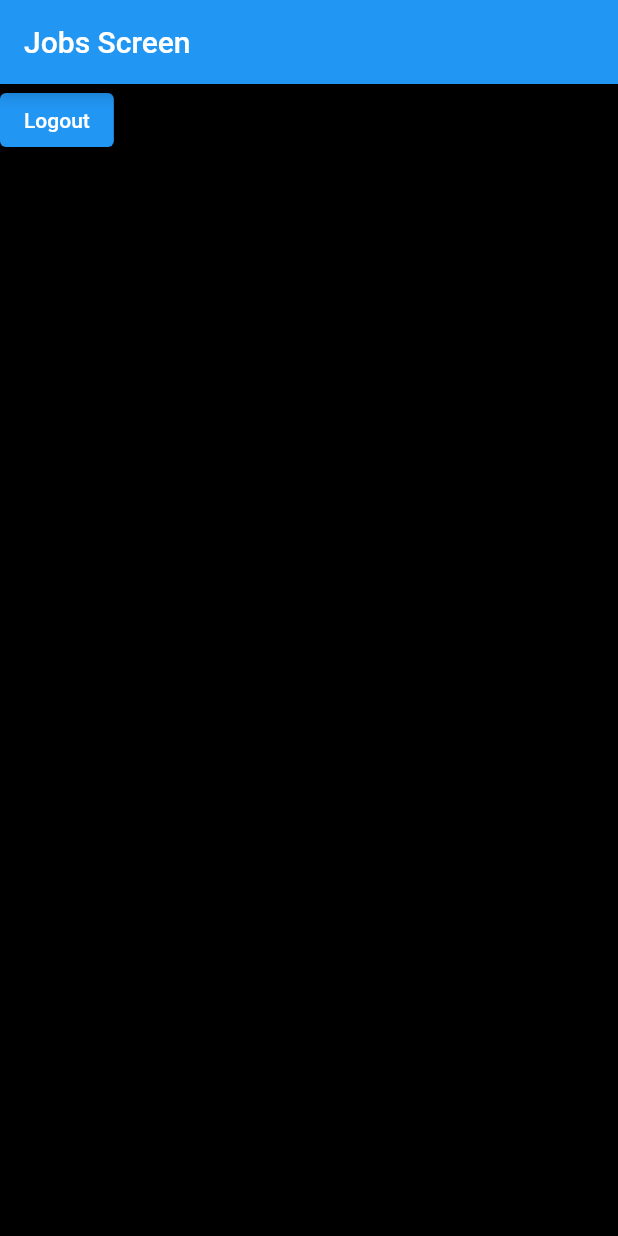
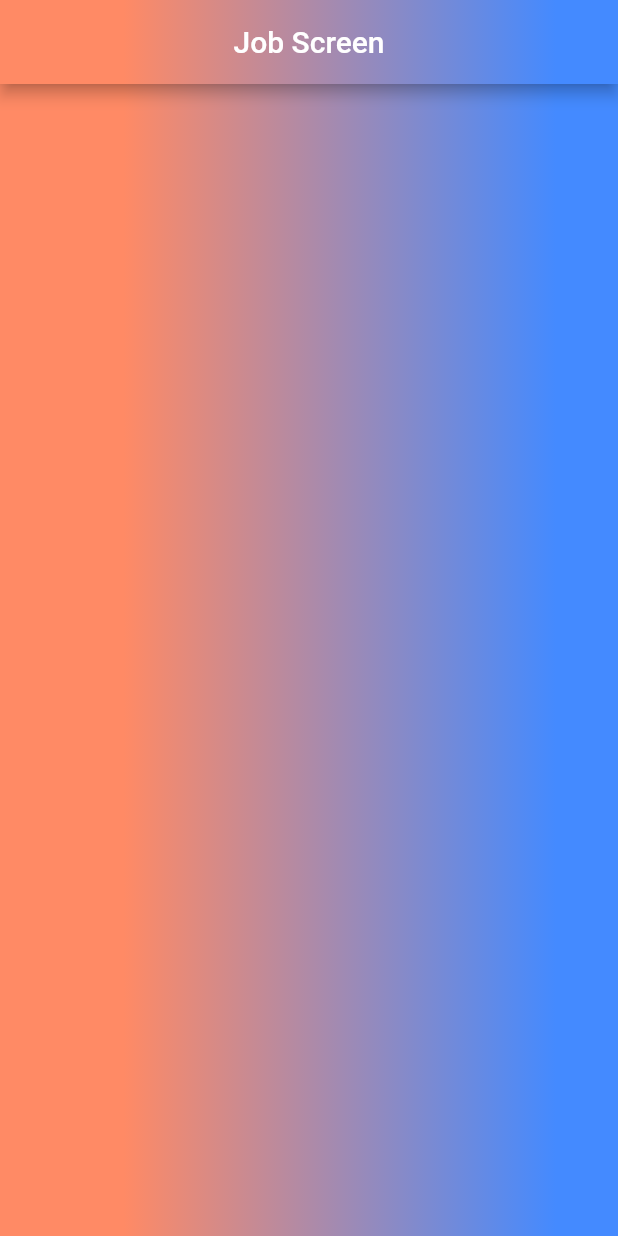
Before and after one commit to manntala/ijob, a Flutter app: the screen it shows once a user with an empty profile is signed in, on a phone screen of 412 x 824 dp. Run offline on Flutter 3.47's test engine with Material 2 defaults, Android fonts, the light colour scheme and no system bars; our stand-ins replace cached_network_image, cloud_firestore, firebase_auth, firebase_core, firebase_storage, fluttertoast and 2 more; accounts and stored records are empty; network calls fail.

Commit message:
modified content page

```diff
--- a/lib/Jobs/jobs_screen.dart
+++ b/lib/Jobs/jobs_screen.dart
@@ -15,15 +15,32 @@ class JobScreen extends StatefulWidget {
 
    @override
    Widget build(BuildContext context) {
-     return Scaffold(
-       appBar: AppBar(title: const Text('Jobs Screen'),),
-       body: ElevatedButton(
-         onPressed: (){
-           _auth.signOut();
-           Navigator.canPop(context) ? Navigator.pop(context) : null;
-           Navigator.pushReplacement(context, MaterialPageRoute(builder: (_) => const UserState()));
-         },
-         child: const Text('Logout'),
+     return Container(
+       decoration: BoxDecoration(
+         gradient: LinearGradient(
+           colors: [Colors.deepOrange.shade300, Colors.blueAccent],
+           begin: Alignment.centerLeft,
+           end: Alignment.centerRight,
+           stops: const [0.2, 0.9],
+         ),
+       ),
+       child: Scaffold(
+         backgroundColor: Colors.transparent,
+         appBar: AppBar(
+           title: const Text('Job Screen'),
+           centerTitle: true,
+           flexibleSpace: Container(
+             decoration: BoxDecoration(
+               gradient: LinearGradient(
+                 colors: [Colors.deepOrange.shade300, Colors.blueAccent],
+                 begin: Alignment.centerLeft,
+                 end: Alignment.centerRight,
+                 stops: const [0.2, 0.9],
+               ),
+             ),
+           ),
+         ),
+
        ),
      );
    }
```
